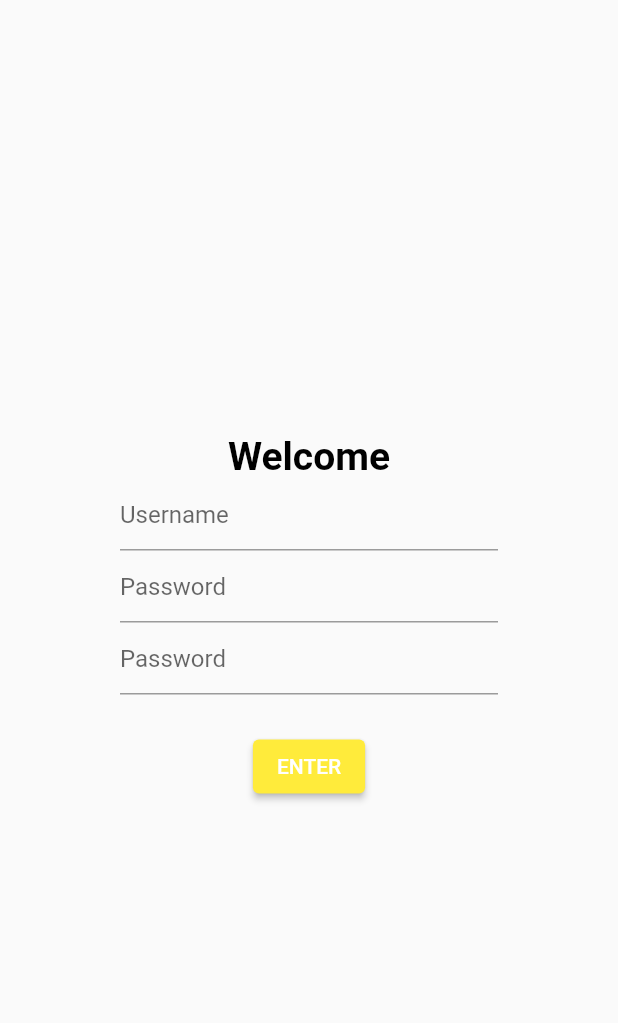
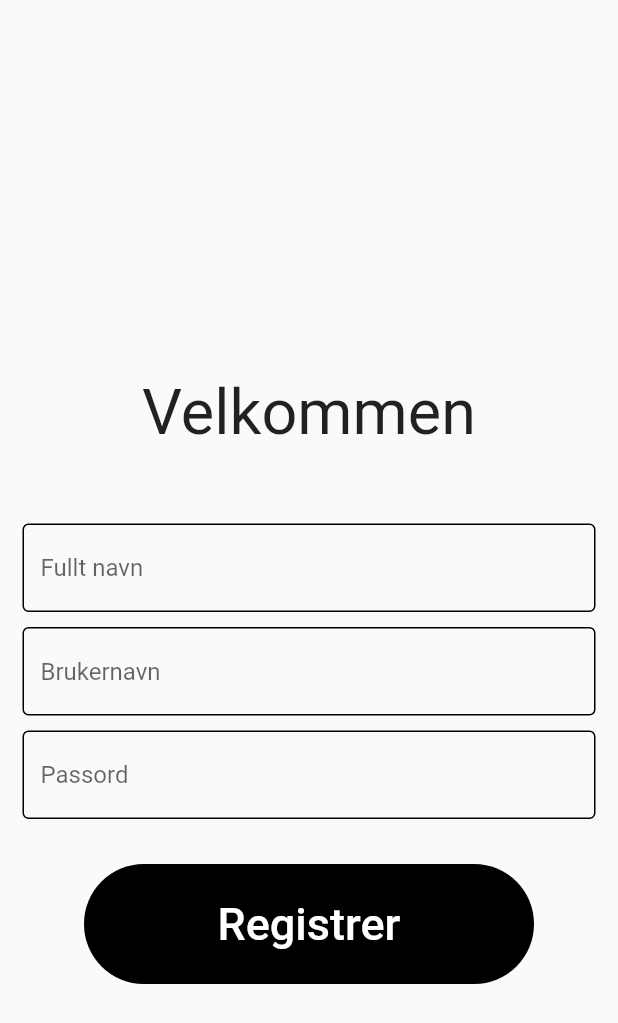
Before and after one commit to Baardrw/flutter-workout-logger, a Flutter app: the signUp screen opened by its route, on a phone screen of 412 x 824 dp. Shown: the top 1023 px of the screen. Run offline on Flutter 3.47's test engine with Material 2 defaults, Android fonts, the phone set to English and light mode, and no system bars; our stand-ins replace cloud_firestore, firebase_auth, firebase_core, go_router; missing offline and left inert: alphabet_scroll_view; accounts and stored records are empty; Roboto replaces fonts that are missing (Corben).

Commit message:
create ui for login and signup

```diff
--- /dev/null
+++ b/lib/screens/signup.dart
@@ -0,0 +1,125 @@
+import 'package:flutter/material.dart';
+import 'package:go_router/go_router.dart';
+import 'package:provider/provider.dart';
+import 'package:pu_frontend/services/auth_service.dart';
+import '../models/user.dart';
+import '../widgets/login_widgets/login_textfield.dart';
+
+class signUp extends StatefulWidget {
+  const signUp({super.key});
+
+  @override
+  State<signUp> createState() => SignUpState();
+}
+
+class SignUpState extends State<signUp> {
+  final TextEditingController _emailController = TextEditingController();
+  final TextEditingController _passwordController = TextEditingController();
+  final TextEditingController _nameController = TextEditingController();
+  late User? _user;
+
+  @override
+  Widget build(BuildContext context) {
+    final AuthService _authService = Provider.of<AuthService>(context);
+
+    return Scaffold(
+      body: Center(
+        child: Column(
+          children: [
+            const SizedBox(height: 250),
+
+            //"Velkommen" text
+            const Text(
+              "Velkommen",
+              style: TextStyle(
+                fontSize: 42
+              ),),
+
+            const SizedBox(height: 50,),
+
+            //Text field username input
+            LoginTextfield(
+              hintText: "Fullt navn",
+              obscureText: false,
+              controller: _nameController,
+            ),
+
+            const SizedBox(height: 10,),
+
+            //Text field username input
+            LoginTextfield(
+              hintText: "Brukernavn",
+              obscureText: false,
+              controller: _emailController,
+            ),
+
+            const SizedBox(height: 10,),
+
+            //Text field password input
+            LoginTextfield(
+              hintText: "Passord",
+              obscureText: true,
+              controller: _passwordController,
+            ),
+
+            const SizedBox(height: 30,),
+
+            //Register button
+            OutlinedButton(
+              onPressed: () async {
+                User? user = await _authService
+                    .signUp(_emailController.text, _passwordController.text,
+                        _nameController.text)
+                    .onError((error, stackTrace) {
+                  ScaffoldMessenger.of(context).showSnackBar(const SnackBar(
+                    content: Text('Invalid Credentials'),
+                    duration: Duration(seconds: 3),
+                  ));
+                });
+                print('user: $user');
+                // If this line of code is reached then the user has failed to log in
+              },
+              style: OutlinedButton.styleFrom(
+                backgroundColor: Colors.black,
+                padding: const EdgeInsets.all(20.0),
+                fixedSize: const Size(300, 80),
+                shape: const StadiumBorder()
+              ),
+              child: const Text(
+                "Registrer",
+                style: TextStyle(
+                  fontSize: 30,
+                  color: Colors.white
+                ),
+              )
+            ),
+
+            const SizedBox(height: 200,),
+
+            //Login button
+            Row(
+              mainAxisAlignment: MainAxisAlignment.center,
+              children: [
+              const Text("Har du allerede bruker?"),
+              OutlinedButton(
+                onPressed: () => context.go("/demo"), //TODO: Update path name
+                style: OutlinedButton.styleFrom(
+                  side: const BorderSide(
+                    color: Colors.transparent,
+                  ),
+              ),
+              child: const Text(
+                "Logg inn",
+                style: TextStyle(
+                  color: Colors.blue
+                ),
+              )
+              )
+              ],
+            ),
+          ],
+        ),
+      ),
+    );
+  }
+}
--- a/lib/screens/singup_test.dart
+++ /dev/null
@@ -1,80 +0,0 @@
-import 'package:flutter/material.dart';
-import 'package:go_router/go_router.dart';
-import 'package:provider/provider.dart';
-import 'package:pu_frontend/services/auth_service.dart';
-
-import '../models/user.dart';
-
-class signUp extends StatefulWidget {
-  const signUp({super.key});
-
-  @override
-  State<signUp> createState() => _DemoPageState();
-}
-
-class _DemoPageState extends State<signUp> {
-  final TextEditingController _emailController = TextEditingController();
-  final TextEditingController _passwordController = TextEditingController();
-  final TextEditingController _nameController = TextEditingController();
-  late User? _user;
-
-  @override
-  Widget build(BuildContext context) {
-    final AuthService _authService = Provider.of<AuthService>(context);
-
-    return Scaffold(
-      body: Center(
-        child: Container(
-          padding: const EdgeInsets.all(80.0),
-          child: Column(
-            mainAxisAlignment: MainAxisAlignment.center,
-            children: [
-              Text(
-                'Welcome',
-                style: Theme.of(context).textTheme.displayLarge,
-              ),
-              TextFormField(
-                controller: _emailController,
-                decoration: const InputDecoration(
-                  hintText: 'Username',
-                ),
-              ),
-              TextFormField(
-                controller: _passwordController,
-                decoration: const InputDecoration(hintText: 'Password'),
-                obscureText: true,
-              ),
-              TextFormField(
-                controller: _nameController,
-                decoration: const InputDecoration(hintText: 'Password'),
-                obscureText: true,
-              ),
-              const SizedBox(
-                height: 24,
-              ),
-              ElevatedButton(
-                onPressed: () async {
-                  User? user = await _authService
-                      .signUp(_emailController.text, _passwordController.text,
-                          _nameController.text)
-                      .onError((error, stackTrace) {
-                    ScaffoldMessenger.of(context).showSnackBar(const SnackBar(
-                      content: Text('Invalid Credentials'),
-                      duration: Duration(seconds: 3),
-                    ));
-                  });
-                  print('user: $user');
-                  // If this line of code is reached then the user has failed to log in
-                },
-                style: ElevatedButton.styleFrom(
-                  backgroundColor: Colors.yellow,
-                ),
-                child: const Text('ENTER'),
-              ),
-            ],
-          ),
-        ),
-      ),
-    );
-  }
-}
--- a/lib/widgets/auth_wrapper.dart
+++ b/lib/widgets/auth_wrapper.dart
@@ -1,6 +1,6 @@
 import 'package:flutter/material.dart';
 import 'package:provider/provider.dart';
-import 'package:pu_frontend/screens/login_test.dart';
+import 'package:pu_frontend/screens/login.dart';
 
 import '../models/user.dart';
 import '../screens/demohome.dart';
--- /dev/null
+++ b/lib/widgets/login_widgets/login_textfield.dart
@@ -0,0 +1,36 @@
+import 'package:flutter/material.dart';
+
+class LoginTextfield extends StatelessWidget {
+  final String hintText;
+  final bool obscureText;
+  final TextEditingController controller;
+
+  const LoginTextfield({
+    super.key,
+    required this.hintText,
+    required this.obscureText,
+    required this.controller
+  });
+
+  @override
+  Widget build(BuildContext context) {
+    return Padding(
+      padding: const EdgeInsets.only(
+        left: 15.0,
+        right: 15.0,
+      ),
+      child: TextField(
+        obscureText: obscureText,
+        decoration: InputDecoration(
+          enabledBorder: const OutlineInputBorder(
+            borderSide: BorderSide(),
+          ),
+          focusedBorder: const OutlineInputBorder(
+            borderSide: BorderSide(color: Colors.grey)
+          ),
+          hintText: hintText,
+        ),
+      ),
+    );
+  }
+}
```
Also changed, not shown: lib/main.dart (+5 -4 lines), lib/screens/login.dart (added, +116 -0 lines), lib/screens/login_test.dart (deleted, +0 -71 lines), pubspec.lock, 6 other files.
